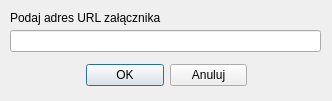
Old version of the form gui/ui_addattachmentdialog.ui in the repository gis-support/qgis_attachments.
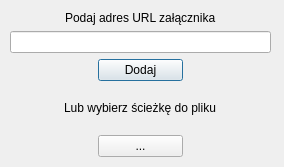
New version of the form.

Commit message: QGS-20 Zmiany w działaniu wtyczki i UI, dodana obsługa ścieżek do plików

```diff
--- a/gui/ui_addattachmentdialog.ui
+++ b/gui/ui_addattachmentdialog.ui
@@ -6,51 +6,55 @@
    <rect>
     <x>0</x>
     <y>0</y>
-    <width>332</width>
-    <height>101</height>
+    <width>284</width>
+    <height>167</height>
    </rect>
   </property>
+  <property name="sizePolicy">
+   <sizepolicy hsizetype="Fixed" vsizetype="Fixed">
+    <horstretch>0</horstretch>
+    <verstretch>0</verstretch>
+   </sizepolicy>
+  </property>
   <property name="minimumSize">
    <size>
-    <width>332</width>
-    <height>101</height>
+    <width>284</width>
+    <height>167</height>
+   </size>
+  </property>
+  <property name="maximumSize">
+   <size>
+    <width>284</width>
+    <height>167</height>
    </size>
   </property>
   <property name="windowTitle">
    <string>Załączniki</string>
   </property>
-  <widget class="QLabel" name="label">
+  <widget class="QWidget" name="layoutWidget">
    <property name="geometry">
     <rect>
      <x>10</x>
      <y>10</y>
-     <width>311</width>
-     <height>16</height>
+     <width>261</width>
+     <height>147</height>
     </rect>
    </property>
+   <layout class="QVBoxLayout" name="verticalLayout">
+    <item>
+     <layout class="QVBoxLayout" name="verticalLayout_10">
+      <item alignment="Qt::AlignHCenter">
+       <widget class="QLabel" name="label">
    <property name="text">
     <string>Podaj adres URL załącznika</string>
    </property>
   </widget>
-  <widget class="QLineEdit" name="lnDialogUrl">
-   <property name="geometry">
-    <rect>
-     <x>10</x>
-     <y>30</y>
-     <width>311</width>
-     <height>22</height>
-    </rect>
-   </property>
-  </widget>
+      </item>
+      <item alignment="Qt::AlignTop">
+       <widget class="QLineEdit" name="lnDialogUrl"/>
+      </item>
+      <item>
   <widget class="QSplitter" name="splitter">
-   <property name="geometry">
-    <rect>
-     <x>86</x>
-     <y>61</y>
-     <width>161</width>
-     <height>28</height>
-    </rect>
-   </property>
    <property name="orientation">
     <enum>Qt::Horizontal</enum>
    </property>
@@ -58,20 +62,60 @@
     <layout class="QGridLayout" name="gridLayout">
      <item row="0" column="0">
       <widget class="QPushButton" name="btnDialogApply">
+            <property name="minimumSize">
+             <size>
+              <width>50</width>
+              <height>0</height>
+             </size>
+            </property>
+            <property name="maximumSize">
+             <size>
+              <width>85</width>
+              <height>16777215</height>
+             </size>
+            </property>
        <property name="text">
-        <string>OK</string>
+             <string>Dodaj</string>
        </property>
       </widget>
      </item>
-     <item row="0" column="1">
-      <widget class="QPushButton" name="btnDialogDecline">
+         </layout>
+        </widget>
+       </widget>
+      </item>
+     </layout>
+    </item>
+    <item>
+     <layout class="QVBoxLayout" name="verticalLayout_11">
+      <item alignment="Qt::AlignHCenter">
+       <widget class="QLabel" name="label_2">
        <property name="text">
-        <string>Anuluj</string>
+         <string>Lub wybierz ścieżkę do pliku</string>
        </property>
       </widget>
      </item>
-    </layout>
-   </widget>
+      <item alignment="Qt::AlignHCenter">
+       <widget class="QPushButton" name="btnDialogFile">
+        <property name="minimumSize">
+         <size>
+          <width>85</width>
+          <height>0</height>
+         </size>
+        </property>
+        <property name="maximumSize">
+         <size>
+          <width>150</width>
+          <height>16777215</height>
+         </size>
+        </property>
+        <property name="text">
+         <string>...</string>
+        </property>
+       </widget>
+      </item>
+     </layout>
+    </item>
+   </layout>
   </widget>
  </widget>
  <resources/>
```
Lines whose indentation alone changed are shown as unchanged. The commit also changes 1 other file.
